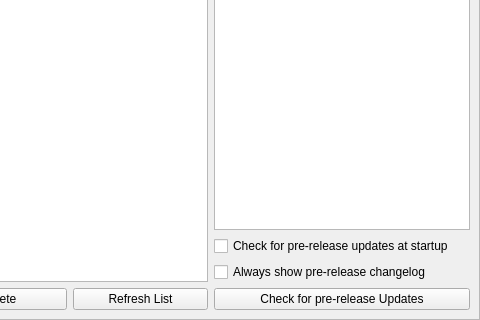
Old version of the form src/qt_gui/version_dialog.ui in the repository shadps4-emu/shadps4-qtlauncher; both pictures show x 220 to 700 and y 180 to 500 of the 700 by 500 pixel window.
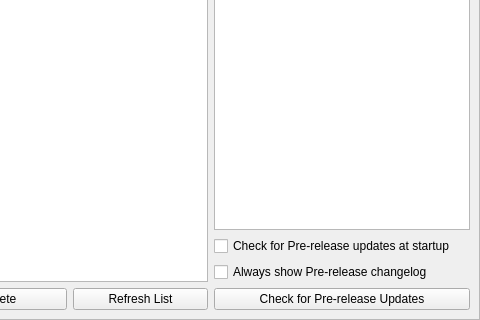
New version of the form. Icons and pictures are not drawn.

Commit message: Check for Pre-release Updates | changelog | Check at startup

What changed in the file:
```diff
--- a/src/qt_gui/version_dialog.ui
+++ b/src/qt_gui/version_dialog.ui
@@ -229,21 +229,21 @@
            <item>
             <widget class="QCheckBox" name="updatePreCheckBox">
              <property name="text">
-              <string>Check for pre-release updates at startup</string>
+              <string>Check for Pre-release updates at startup</string>
              </property>
             </widget>
            </item>
            <item>
             <widget class="QCheckBox" name="checkCompatibilityOnStartupPreCheckBox">
              <property name="text">
-              <string>Always show pre-release changelog</string>
+              <string>Always show Pre-release changelog</string>
              </property>
             </widget>
            </item>
            <item>
             <widget class="QPushButton" name="updateCompatibilityPreButton">
              <property name="text">
-              <string>Check for pre-release Updates</string>
+              <string>Check for Pre-release Updates</string>
              </property>
             </widget>
            </item>
```
Left out of the diff: 4 changed lines with no effect on the pictures. The commit also changes 5 other files.
